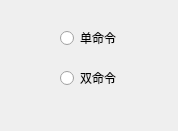
The window that IDC_TestSystem/SI-PDU/toolbox/sisetmodbuscmddlg.ui (ChinaClever/IDC_TestSystem) describes before a commit, drawn with Qt 5.
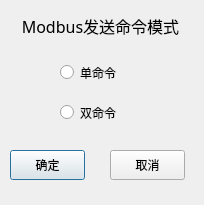
The same window after the commit.

The edit to the form file:
```diff
--- a/IDC_TestSystem/SI-PDU/toolbox/sisetmodbuscmddlg.ui
+++ b/IDC_TestSystem/SI-PDU/toolbox/sisetmodbuscmddlg.ui
@@ -6,8 +6,8 @@
    <rect>
     <x>0</x>
     <y>0</y>
-    <width>178</width>
-    <height>131</height>
+    <width>204</width>
+    <height>205</height>
    </rect>
   </property>
   <property name="windowTitle">
@@ -17,9 +17,9 @@
    <property name="geometry">
     <rect>
      <x>60</x>
-     <y>30</y>
+     <y>60</y>
      <width>89</width>
-     <height>16</height>
+     <height>25</height>
     </rect>
    </property>
    <property name="text">
@@ -30,15 +30,63 @@
    <property name="geometry">
     <rect>
      <x>60</x>
-     <y>70</y>
+     <y>100</y>
      <width>89</width>
-     <height>16</height>
+     <height>25</height>
     </rect>
    </property>
    <property name="text">
     <string>双命令</string>
    </property>
   </widget>
+  <widget class="QPushButton" name="okBtn">
+   <property name="geometry">
+    <rect>
+     <x>10</x>
+     <y>150</y>
+     <width>75</width>
+     <height>30</height>
+    </rect>
+   </property>
+   <property name="text">
+    <string>确定</string>
+   </property>
+  </widget>
+  <widget class="QPushButton" name="cancelBtn">
+   <property name="geometry">
+    <rect>
+     <x>110</x>
+     <y>150</y>
+     <width>75</width>
+     <height>30</height>
+    </rect>
+   </property>
+   <property name="text">
+    <string>取消</string>
+   </property>
+  </widget>
+  <widget class="QLabel" name="label">
+   <property name="geometry">
+    <rect>
+     <x>10</x>
+     <y>10</y>
+     <width>181</width>
+     <height>31</height>
+    </rect>
+   </property>
+   <property name="font">
+    <font>
+     <family>微软雅黑</family>
+     <pointsize>12</pointsize>
+    </font>
+   </property>
+   <property name="text">
+    <string>Modbus发送命令模式</string>
+   </property>
+   <property name="alignment">
+    <set>Qt::AlignCenter</set>
+   </property>
+  </widget>
  </widget>
  <resources/>
  <connections/>
```
